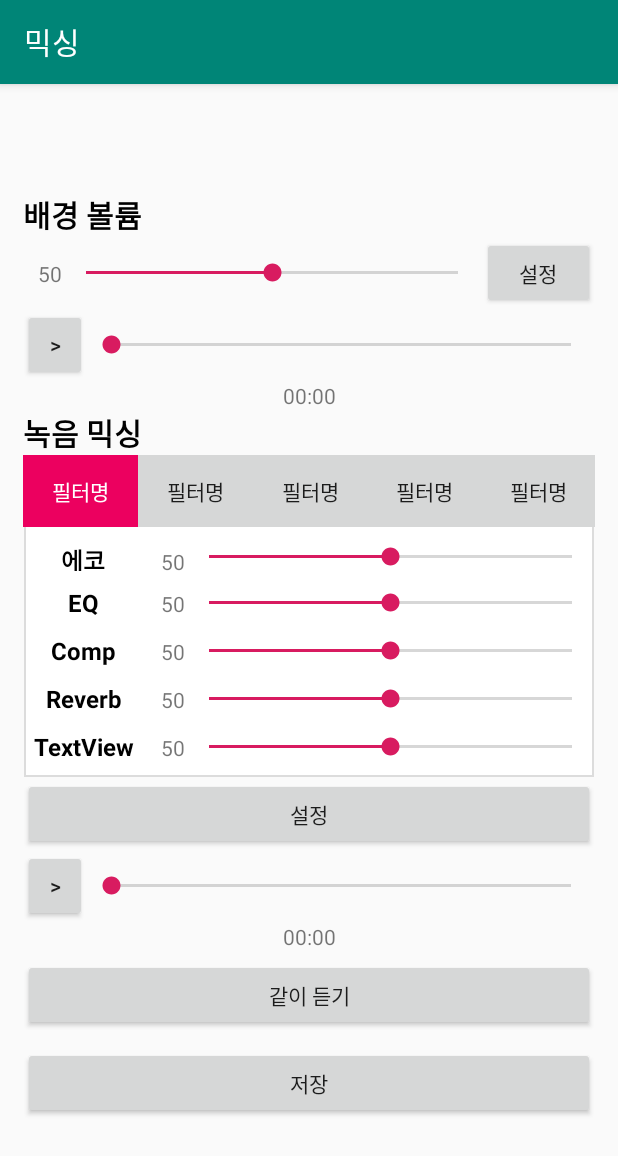
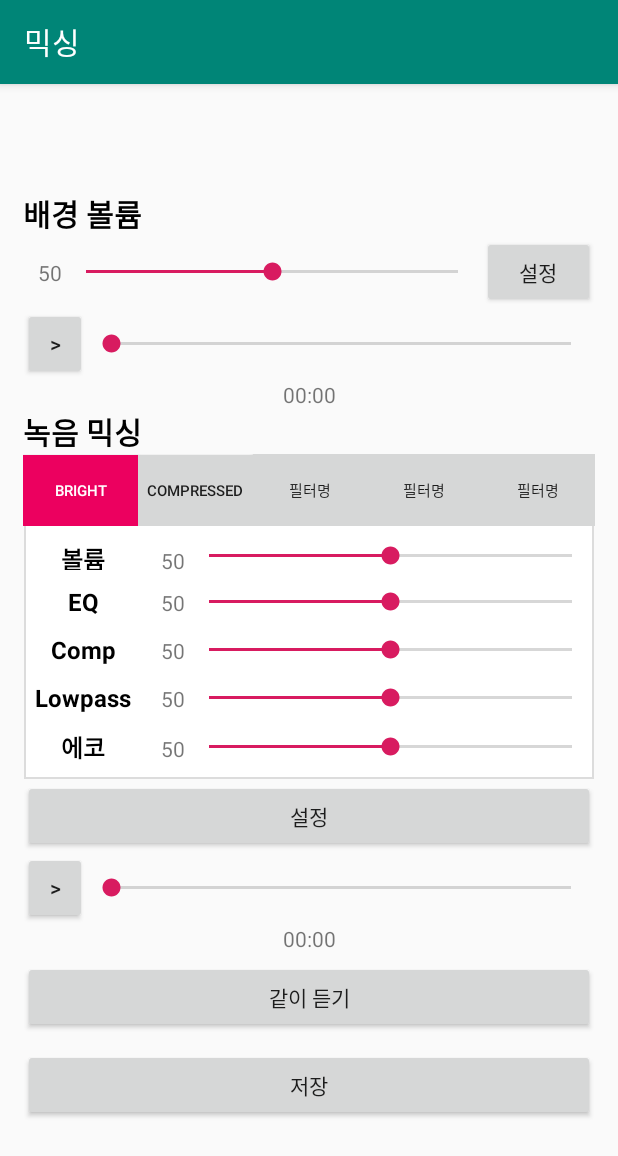
Before and after one commit to kkjunhyeok/underdog, an Android app: the mixing screen opened directly, with no data from a screen before it, on a phone screen of 412 x 824 dp. Shown: the top 1156 px of the screen. Run offline under Robolectric (Android 15) with nearby library versions, the phone set to English and light mode, and no system bars; libraries missing offline, so code that uses them is left out: com.arthenica.mobileffmpeg; 19 statements that could not run were skipped.

Commit message:
fix sync

```diff
--- a/camera/src/main/java/com/underdog/raver/BaseCameraActivity.java
+++ b/camera/src/main/java/com/underdog/raver/BaseCameraActivity.java
@@ -199,7 +199,7 @@ public class BaseCameraActivity extends AppCompatActivity implements View.OnClic
                         timer.schedule(new TimerTask() {
                             @Override
                             public void run() {
-                                mediaPlayer.start();
+//                                mediaPlayer.start();
                             }
                         },6000);
 
@@ -323,6 +323,7 @@ public class BaseCameraActivity extends AppCompatActivity implements View.OnClic
                 running = true;
                 filepath = getVideoFilePath();
                 GPUCameraRecorder.start(filepath);
+                mediaPlayer.start();
                 Toast.makeText(BaseCameraActivity.this, "녹화 시작", Toast.LENGTH_SHORT).show();
                 recordBtn.setVisibility(View.GONE);
                 pause.setVisibility(View.VISIBLE);
--- a/camera/src/main/res/layout/activity_mixing.xml
+++ b/camera/src/main/res/layout/activity_mixing.xml
@@ -119,7 +119,8 @@
                     android:layout_height="wrap_content"
                     android:layout_weight="1"
                     android:background="#d6d7d7"
-                    android:text="필터명" />
+                    android:text="Bright"
+                    android:textSize="10sp" />
 
                 <Button
                     android:id="@+id/btn2"
@@ -127,7 +128,8 @@
                     android:layout_height="wrap_content"
                     android:layout_weight="1"
                     android:background="#d6d7d7"
-                    android:text="필터명" />
+                    android:text="Compressed"
+                    android:textSize="10sp" />
 
                 <Button
                     android:id="@+id/btn3"
@@ -135,7 +137,8 @@
                     android:layout_height="wrap_content"
                     android:layout_weight="1"
                     android:background="#d6d7d7"
-                    android:text="필터명" />
+                    android:text="필터명"
+                    android:textSize="10sp" />
 
                 <Button
                     android:id="@+id/btn4"
@@ -143,7 +146,8 @@
                     android:layout_height="wrap_content"
                     android:layout_weight="1"
                     android:background="#d6d7d7"
-                    android:text="필터명" />
+                    android:text="필터명"
+                    android:textSize="10sp" />
 
                 <Button
                     android:id="@+id/btn5"
@@ -151,7 +155,8 @@
                     android:layout_height="wrap_content"
                     android:layout_weight="1"
                     android:background="#d6d7d7"
-                    android:text="필터명" />
+                    android:text="필터명"
+                    android:textSize="10sp" />
             </LinearLayout>
 
             <LinearLayout
@@ -165,7 +170,7 @@
                     android:layout_width="match_parent"
                     android:layout_height="match_parent"
                     android:layout_weight="2.8"
-                    android:text="에코"
+                    android:text="볼륨"
                     android:textAlignment="center"
                     android:textColor="#000000"
                     android:textSize="16sp"
@@ -269,7 +274,7 @@
                     android:layout_width="match_parent"
                     android:layout_height="wrap_content"
                     android:layout_weight="2.8"
-                    android:text="Reverb"
+                    android:text="Lowpass"
                     android:textAlignment="center"
                     android:textColor="#000000"
                     android:textSize="16sp"
@@ -304,7 +309,7 @@
                     android:layout_width="match_parent"
                     android:layout_height="wrap_content"
                     android:layout_weight="2.8"
-                    android:text="TextView"
+                    android:text="에코"
                     android:textAlignment="center"
                     android:textColor="#000000"
                     android:textSize="16sp"
--- a/camera/src/main/res/layout/activity_trim.xml
+++ b/camera/src/main/res/layout/activity_trim.xml
@@ -39,7 +39,8 @@
             android:layout_below="@+id/seekbar"
             android:layout_marginLeft="10dp"
             android:text="00:00:00"
-            android:textSize="10dp" />
+            android:textColor="#FFFFFF"
+            android:textSize="10sp" />
 
         <TextView
             android:id="@+id/tvRight"
@@ -51,7 +52,8 @@
             android:layout_marginRight="17dp"
             android:gravity="end"
             android:text="00:00:00"
-            android:textSize="17sp" />
+            android:textColor="#FFFFFF"
+            android:textSize="10sp" />
 
         <org.florescu.android.rangeseekbar.RangeSeekBar
             android:id="@+id/seekbar"
```
Also changed, not shown: camera/src/main/java/com/underdog/raver/mixing.java (+12 -2 lines), camera/src/main/java/com/underdog/raver/videoTrimmer.java (+4 -4 lines).
